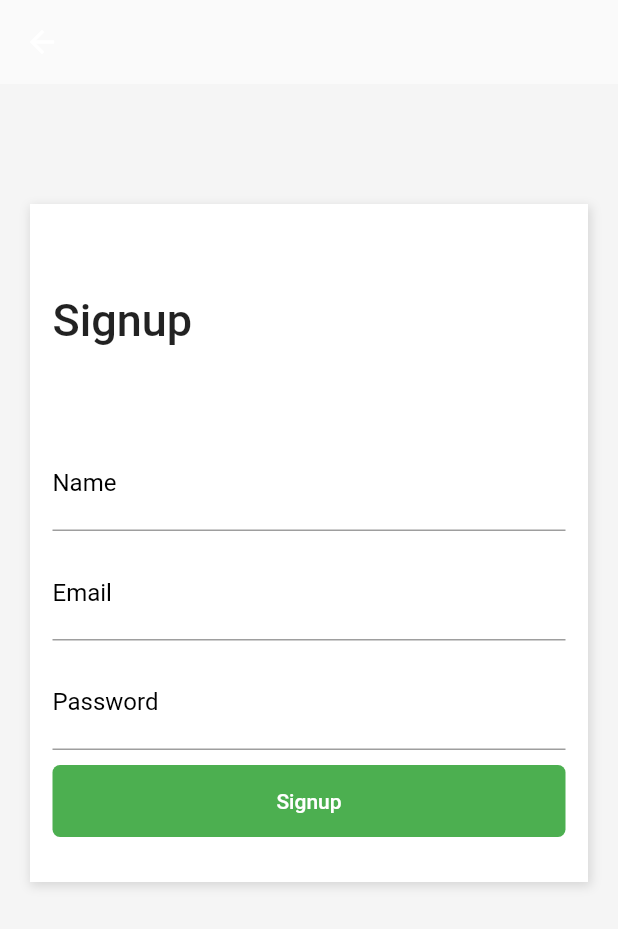
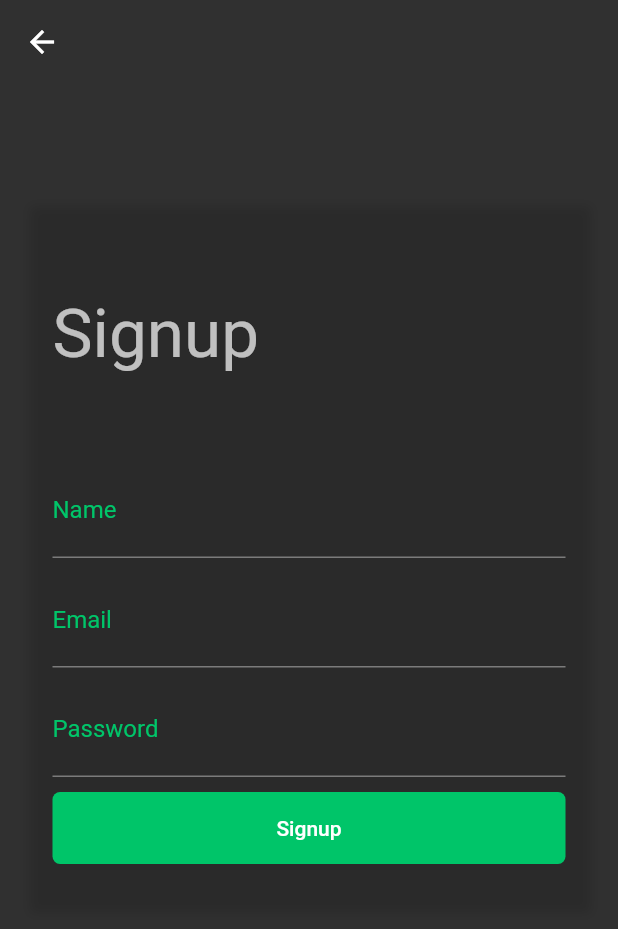
Before and after one commit to michelgm/shopping, a Flutter app: the screen it shows after launch, item 3 of the bottom bar chosen, after a tap on "Sign Up", on a phone screen of 412 x 824 dp. Shown: the top 929 px of the screen. Run offline on Flutter 3.47's test engine with Material 2 defaults, Android fonts, the phone set to English and light mode, and no system bars.

Commit message:
criando temas

```diff
--- a/lib/main.dart
+++ b/lib/main.dart
@@ -1,5 +1,7 @@
 import 'package:flutter/material.dart';
 import 'package:shopping/pages/tabs.page.dart';
+import 'package:shopping/theme/dark.theme.dart';
+import 'package:shopping/theme/light.theme.dart';
 
 void main() => runApp(MyApp());
 
@@ -9,9 +11,7 @@ class MyApp extends StatelessWidget {
     return MaterialApp(
       title: 'Flutter Demo',
       debugShowCheckedModeBanner: false,
-      theme: ThemeData(
-        primarySwatch: Colors.blue,
-      ),
+      theme: darkTheme(),
       home: DefaultTabController(
         length: 3,
         child: TabsPage(),
--- a/lib/pages/home.page.dart
+++ b/lib/pages/home.page.dart
@@ -10,7 +10,6 @@ class HomePage extends StatelessWidget {
       body: SingleChildScrollView(
         child: Container(
           padding: EdgeInsets.all(15),
-          color: Color(0xfff5f5f5),
           child: Column(
             crossAxisAlignment: CrossAxisAlignment.stretch,
             children: [
@@ -23,9 +22,7 @@ class HomePage extends StatelessWidget {
               ),
               Text(
                 'Categories',
-                style: TextStyle(
-                  fontSize: 30,
-                ),
+                style: Theme.of(context).textTheme.headline4,
               ),
               SizedBox(
                 height: 10,
@@ -42,9 +39,7 @@ class HomePage extends StatelessWidget {
                 children: [
                   Text(
                     'Best selling',
-                    style: TextStyle(
-                      fontSize: 30,
-                    ),
+                    style: Theme.of(context).textTheme.headline4,
                   ),
                   FlatButton(
                     child: Text('See All'),
--- a/lib/pages/login.page.dart
+++ b/lib/pages/login.page.dart
@@ -8,7 +8,6 @@ class LoginPage extends StatelessWidget {
     return Scaffold(
       body: SingleChildScrollView(
         child: Container(
-          color: Color(0xfff5f5f5),
           padding: EdgeInsets.only(
             top: 80,
             left: 20,
@@ -20,7 +19,7 @@ class LoginPage extends StatelessWidget {
               Container(
                 height: 450,
                 decoration: BoxDecoration(
-                  color: Colors.white,
+                  color: Theme.of(context).accentColor,
                   boxShadow: [
                     new BoxShadow(
                       color: Colors.black12,
@@ -45,16 +44,21 @@ class LoginPage extends StatelessWidget {
                             children: [
                               Text(
                                 'Welcome',
-                                style: TextStyle(
-                                  fontSize: 30,
-                                  fontWeight: FontWeight.w500,
-                                ),
+                                style: Theme.of(context).textTheme.headline3,
                               ),
-                              Text('Sign in to continue'),
+                              Text(
+                                'Sign in to continue',
+                                style: Theme.of(context).textTheme.subtitle1,
+                              ),
                             ],
                           ),
                           FlatButton(
-                            child: Text('Sign Up'),
+                            child: Text(
+                              'Sign Up',
+                              style: TextStyle(
+                                color: Theme.of(context).primaryColor,
+                              ),
+                            ),
                             onPressed: () {
                               Navigator.push(
                                 context,
@@ -75,7 +79,7 @@ class LoginPage extends StatelessWidget {
                         decoration: InputDecoration(
                           labelText: 'Email',
                           labelStyle: TextStyle(
-                            color: Colors.black,
+                            color: Theme.of(context).primaryColor,
                             fontWeight: FontWeight.w400,
                             fontSize: 16,
                           ),
@@ -94,7 +98,7 @@ class LoginPage extends StatelessWidget {
                         decoration: InputDecoration(
                           labelText: 'Password',
                           labelStyle: TextStyle(
-                            color: Colors.black,
+                            color: Theme.of(context).primaryColor,
                             fontWeight: FontWeight.w400,
                             fontSize: 16,
                           ),
@@ -107,7 +111,12 @@ class LoginPage extends StatelessWidget {
                         height: 40,
                         alignment: Alignment.centerRight,
                         child: FlatButton(
-                          child: Text('Forgot your password?'),
+                          child: Text(
+                            'Forgot your password?',
+                            style: TextStyle(
+                              color: Theme.of(context).primaryColor,
+                            ),
+                          ),
                           onPressed: () {},
                         ),
                       ),
@@ -117,7 +126,7 @@ class LoginPage extends StatelessWidget {
                       Container(
                         width: double.infinity,
                         decoration: BoxDecoration(
-                          color: Colors.green,
+                          color: Theme.of(context).primaryColor,
                           borderRadius: BorderRadius.all(
                             Radius.circular(5),
                           ),
@@ -152,7 +161,7 @@ class LoginPage extends StatelessWidget {
                 decoration: BoxDecoration(
                   border: Border.all(
                     width: 2.0,
-                    color: Colors.blue,
+                    color: Theme.of(context).primaryColor,
                   ),
                   borderRadius: BorderRadius.all(
                     Radius.circular(5),
@@ -181,7 +190,7 @@ class LoginPage extends StatelessWidget {
                 decoration: BoxDecoration(
                   border: Border.all(
                     width: 2.0,
-                    color: Colors.blue,
+                    color: Theme.of(context).primaryColor,
                   ),
                   borderRadius: BorderRadius.all(
                     Radius.circular(5),
--- a/lib/pages/signup.page.dart
+++ b/lib/pages/signup.page.dart
@@ -10,7 +10,6 @@ class SignupPage extends StatelessWidget {
       ),
       body: SingleChildScrollView(
         child: Container(
-          color: Color(0xfff5f5f5),
           padding: EdgeInsets.only(
             top: 80,
             left: 20,
@@ -21,7 +20,6 @@ class SignupPage extends StatelessWidget {
             children: [
               Container(
                 decoration: BoxDecoration(
-                  color: Colors.white,
                   boxShadow: [
                     new BoxShadow(
                       color: Colors.black12,
@@ -42,10 +40,7 @@ class SignupPage extends StatelessWidget {
                     children: [
                       Text(
                         'Signup',
-                        style: TextStyle(
-                          fontSize: 30,
-                          fontWeight: FontWeight.w500,
-                        ),
+                        style: Theme.of(context).textTheme.headline3,
                       ),
                       SizedBox(
                         height: 60,
@@ -56,7 +51,7 @@ class SignupPage extends StatelessWidget {
                         decoration: InputDecoration(
                           labelText: 'Name',
                           labelStyle: TextStyle(
-                            color: Colors.black,
+                            color: Theme.of(context).primaryColor,
                             fontWeight: FontWeight.w400,
                             fontSize: 16,
                           ),
@@ -74,7 +69,7 @@ class SignupPage extends StatelessWidget {
                         decoration: InputDecoration(
                           labelText: 'Email',
                           labelStyle: TextStyle(
-                            color: Colors.black,
+                            color: Theme.of(context).primaryColor,
                             fontWeight: FontWeight.w400,
                             fontSize: 16,
                           ),
@@ -93,7 +88,7 @@ class SignupPage extends StatelessWidget {
                         decoration: InputDecoration(
                           labelText: 'Password',
                           labelStyle: TextStyle(
-                            color: Colors.black,
+                            color: Theme.of(context).primaryColor,
                             fontWeight: FontWeight.w400,
                             fontSize: 16,
                           ),
@@ -108,7 +103,7 @@ class SignupPage extends StatelessWidget {
                       Container(
                         width: double.infinity,
                         decoration: BoxDecoration(
-                          color: Colors.green,
+                          color: Theme.of(context).primaryColor,
                           borderRadius: BorderRadius.all(
                             Radius.circular(5),
                           ),
--- a/lib/pages/tabs.page.dart
+++ b/lib/pages/tabs.page.dart
@@ -26,11 +26,11 @@ class TabsPage extends StatelessWidget {
             icon: new Icon(Icons.perm_identity),
           ),
         ],
-        labelColor: Colors.blue,
+        labelColor: Theme.of(context).primaryColor,
         unselectedLabelColor: Colors.black38,
         indicatorSize: TabBarIndicatorSize.label,
         indicatorPadding: EdgeInsets.all(5),
-        indicatorColor: Colors.blue,
+        indicatorColor: Theme.of(context).primaryColor,
       ),
     );
   }
--- /dev/null
+++ b/lib/theme/dark.theme.dart
@@ -0,0 +1,20 @@
+import 'package:flutter/material.dart';
+
+const brightness = Brightness.dark;
+const primaryColor = const Color(0xff00c569);
+const lightColor = const Color(0xffffffff);
+const backgrounfColor = const Color(0xfff5f5f5);
+
+ThemeData darkTheme() {
+  return ThemeData(
+    brightness: brightness,
+    // textTheme: new TextTheme(
+    //   bodyText2: new TextStyle(color: Colors.red),
+    //   headline1: new TextStyle(fontSize: 78),
+    //   button: new TextStyle(color: Colors.green),
+    //   headline4: new TextStyle(color: Colors.deepPurple),
+    // ),
+    primaryColor: primaryColor,
+    accentColor: Colors.black26,
+  );
+}
--- a/lib/widget/category/category-item.widget.dart
+++ b/lib/widget/category/category-item.widget.dart
@@ -13,7 +13,7 @@ class CategoryItem extends StatelessWidget {
       margin: EdgeInsets.all(10),
       padding: EdgeInsets.all(10),
       decoration: BoxDecoration(
-        color: Colors.white,
+        color: Theme.of(context).accentColor,
         boxShadow: [
           new BoxShadow(
             color: Colors.black12,
--- a/lib/widget/product/product-card.widget.dart
+++ b/lib/widget/product/product-card.widget.dart
@@ -76,7 +76,7 @@ class ProductCard extends StatelessWidget {
             style: TextStyle(
               fontSize: 16,
               fontWeight: FontWeight.bold,
-              color: Color(0xff00c569),
+              color: Theme.of(context).primaryColor,
             ),
           ),
         ],
--- a/lib/widget/search-box.widget.dart
+++ b/lib/widget/search-box.widget.dart
@@ -28,14 +28,14 @@ class SearchBox extends StatelessWidget {
                 border: InputBorder.none,
                 labelText: 'Search',
                 labelStyle: TextStyle(
-                  color: Colors.blue,
+                  color: Theme.of(context).primaryColor,
                   fontWeight: FontWeight.w300,
                   fontSize: 16,
                 ),
               ),
               style: TextStyle(
                 fontSize: 20,
-                color: Colors.blue,
+                color: Theme.of(context).primaryColor,
               ),
             ),
           ),
```
Also changed, not shown: lib/pages/cart.page.dart (+15 -14 lines), lib/theme/light.theme.dart (added, +20 -0 lines).
